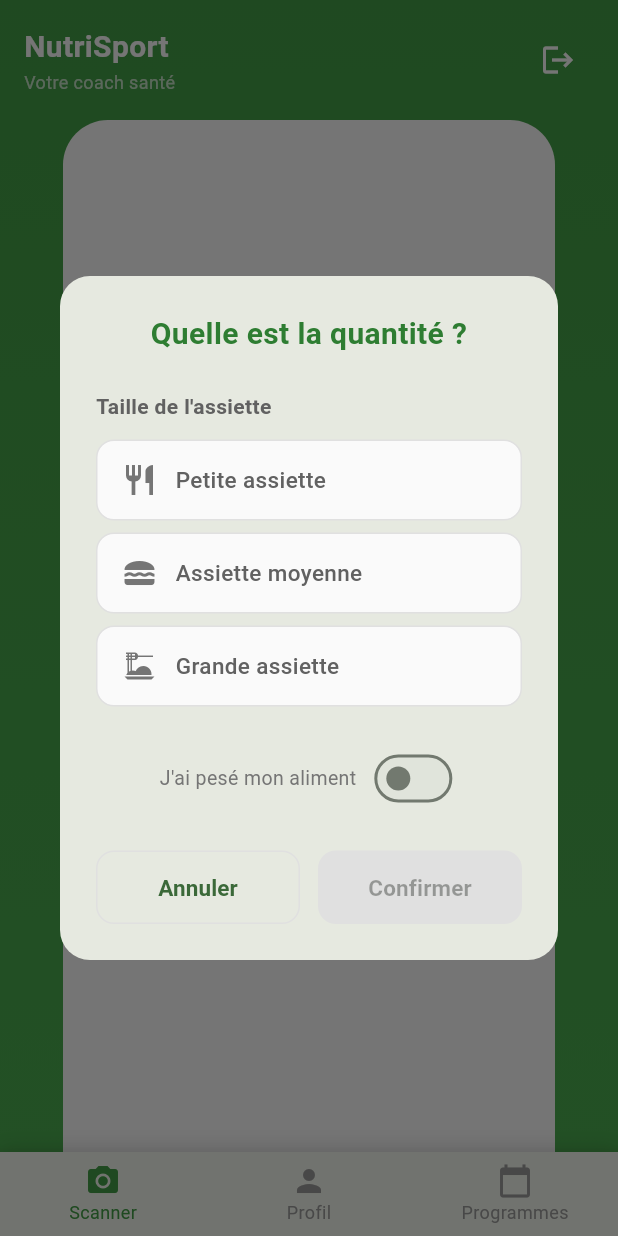
After one commit to Arman70azer/caroline_app, a Flutter app: the MainScreen screen opened directly, after a tap on "Scanner un aliment", on a phone screen of 412 x 824 dp. The commit adds this screen. Run offline on Flutter 3.47's test engine with Material 3 defaults, Android fonts, the phone set to English and light mode, and no system bars; our stand-ins replace flutter_bloc, image_picker, shared_preferences; accounts and stored records are empty.

Commit message:
scan question for estimate quantity

```diff
--- a/lib/blocs/scan/scan_event.dart
+++ b/lib/blocs/scan/scan_event.dart
@@ -1,9 +1,24 @@
+import '../../models/portion_size.dart';
+
 abstract class ScanEvent {}
 
 class ScanFood extends ScanEvent {
   final double? recipientSize;
+  final PortionInfo?
+      portionInfo; // Nouvelle propriété pour garder toutes les infos
 
-  ScanFood({this.recipientSize});
+  ScanFood({
+    this.recipientSize,
+    this.portionInfo,
+  });
+
+  /// Retourne le multiplicateur à utiliser, en priorité depuis portionInfo
+  double get effectiveMultiplier {
+    if (portionInfo != null) {
+      return portionInfo!.multiplier;
+    }
+    return recipientSize ?? 1.0;
+  }
 }
 
 class ResetScan extends ScanEvent {}
--- a/lib/models/food_info.dart
+++ b/lib/models/food_info.dart
@@ -1,3 +1,4 @@
+/// Modèle représentant les informations nutritionnelles d'un aliment
 class FoodInfo {
   final String name;
   final int calories;
@@ -5,11 +6,71 @@ class FoodInfo {
   final int carbs;
   final double fats;
 
-  FoodInfo({
+  const FoodInfo({
     required this.name,
     required this.calories,
     required this.proteins,
     required this.carbs,
     required this.fats,
   });
+
+  /// Crée une instance depuis un JSON
+  factory FoodInfo.fromJson(Map<String, dynamic> json) {
+    return FoodInfo(
+      name: json['name'] as String,
+      calories: json['calories'] as int,
+      proteins: (json['proteins'] as num).toDouble(),
+      carbs: json['carbs'] as int,
+      fats: (json['fats'] as num).toDouble(),
+    );
+  }
+
+  /// Convertit l'instance en JSON
+  Map<String, dynamic> toJson() {
+    return {
+      'name': name,
+      'calories': calories,
+      'proteins': proteins,
+      'carbs': carbs,
+      'fats': fats,
+    };
+  }
+
+  /// Crée une copie avec des valeurs modifiées
+  FoodInfo copyWith({
+    String? name,
+    int? calories,
+    double? proteins,
+    int? carbs,
+    double? fats,
+  }) {
+    return FoodInfo(
+      name: name ?? this.name,
+      calories: calories ?? this.calories,
+      proteins: proteins ?? this.proteins,
+      carbs: carbs ?? this.carbs,
+      fats: fats ?? this.fats,
+    );
+  }
+
+  @override
+  String toString() {
+    return 'FoodInfo(name: $name, calories: $calories, proteins: ${proteins}g, carbs: ${carbs}g, fats: ${fats}g)';
+  }
+
+  @override
+  bool operator ==(Object other) {
+    if (identical(this, other)) return true;
+    return other is FoodInfo &&
+        other.name == name &&
+        other.calories == calories &&
+        other.proteins == proteins &&
+        other.carbs == carbs &&
+        other.fats == fats;
+  }
+
+  @override
+  int get hashCode {
+    return Object.hash(name, calories, proteins, carbs, fats);
+  }
 }
--- /dev/null
+++ b/lib/models/portion_size.dart
@@ -0,0 +1,61 @@
+/// Énumération des tailles d'assiette disponibles
+enum PlateSize {
+  small,
+  medium,
+  large;
+
+  String get label {
+    switch (this) {
+      case PlateSize.small:
+        return 'Petite assiette';
+      case PlateSize.medium:
+        return 'Assiette moyenne';
+      case PlateSize.large:
+        return 'Grande assiette';
+    }
+  }
+
+  /// Coefficient multiplicateur pour ajuster les valeurs nutritionnelles
+  double get multiplier {
+    switch (this) {
+      case PlateSize.small:
+        return 0.7;
+      case PlateSize.medium:
+        return 1.0;
+      case PlateSize.large:
+        return 1.5;
+    }
+  }
+}
+
+/// Classe pour stocker les informations de portion
+class PortionInfo {
+  final PlateSize? plateSize;
+  final double? weight; // Poids en grammes
+
+  const PortionInfo({
+    this.plateSize,
+    this.weight,
+  });
+
+  /// Retourne le multiplicateur à utiliser pour les calculs nutritionnels
+  double get multiplier {
+    if (weight != null) {
+      // Si un poids est renseigné, on utilise un ratio basé sur 100g
+      return weight! / 100.0;
+    }
+    return plateSize?.multiplier ?? 1.0;
+  }
+
+  bool get isValid => plateSize != null || weight != null;
+
+  PortionInfo copyWith({
+    PlateSize? plateSize,
+    double? weight,
+  }) {
+    return PortionInfo(
+      plateSize: plateSize ?? this.plateSize,
+      weight: weight ?? this.weight,
+    );
+  }
+}
--- a/lib/screens/scan_screen/scan_screen.dart
+++ b/lib/screens/scan_screen/scan_screen.dart
@@ -40,9 +40,15 @@ class ScanScreen extends StatelessWidget {
                 ),
                 child: BlocBuilder<ScanBloc, ScanState>(
                   builder: (context, state) {
-                    return Center(
+                    return SingleChildScrollView(
+                      // ← FIX: Permet le scroll
                       child: Padding(
                         padding: const EdgeInsets.all(24.0),
+                        child: ConstrainedBox(
+                          constraints: BoxConstraints(
+                            minHeight: MediaQuery.of(context).size.height -
+                                200, // ← Hauteur minimum
+                          ),
                           child: Column(
                             mainAxisAlignment: MainAxisAlignment.center,
                             children: [
@@ -51,6 +57,7 @@ class ScanScreen extends StatelessWidget {
                               ScanButton(state: state),
                               ScanFooter(state: state),
                             ],
+                          ),
                         ),
                       ),
                     );
--- /dev/null
+++ b/lib/screens/scan_screen/widgets/portion_selector_dialog.dart
@@ -0,0 +1,289 @@
+import 'package:flutter/material.dart';
+import 'package:flutter/services.dart';
+import '../../../models/portion_size.dart';
+
+/// Dialogue pour sélectionner la taille de la portion
+class PortionSelectorDialog extends StatefulWidget {
+  const PortionSelectorDialog({super.key});
+
+  @override
+  State<PortionSelectorDialog> createState() => _PortionSelectorDialogState();
+}
+
+class _PortionSelectorDialogState extends State<PortionSelectorDialog> {
+  PlateSize? _selectedPlateSize;
+  final TextEditingController _weightController = TextEditingController();
+  bool _useWeight = false;
+
+  @override
+  void dispose() {
+    _weightController.dispose();
+    super.dispose();
+  }
+
+  @override
+  Widget build(BuildContext context) {
+    return Dialog(
+      shape: RoundedRectangleBorder(
+        borderRadius: BorderRadius.circular(20),
+      ),
+      child: SingleChildScrollView(
+        // ← FIX OVERFLOW
+        child: Padding(
+          padding: const EdgeInsets.all(24.0),
+          child: Column(
+            mainAxisSize: MainAxisSize.min,
+            crossAxisAlignment: CrossAxisAlignment.stretch,
+            children: [
+              // Titre
+              Text(
+                'Quelle est la quantité ?',
+                style: TextStyle(
+                  fontSize: 20,
+                  fontWeight: FontWeight.bold,
+                  color: Colors.green.shade800,
+                ),
+                textAlign: TextAlign.center,
+              ),
+              const SizedBox(height: 24),
+
+              // Sélecteur de taille d'assiette
+              if (!_useWeight) ...[
+                Text(
+                  'Taille de l\'assiette',
+                  style: TextStyle(
+                    fontSize: 14,
+                    fontWeight: FontWeight.w600,
+                    color: Colors.grey.shade700,
+                  ),
+                ),
+                const SizedBox(height: 12),
+                _buildPlateSizeSelector(),
+                const SizedBox(height: 16),
+              ],
+
+              // Option pour entrer le poids
+              if (_useWeight) ...[
+                Text(
+                  'Poids (en grammes)',
+                  style: TextStyle(
+                    fontSize: 14,
+                    fontWeight: FontWeight.w600,
+                    color: Colors.grey.shade700,
+                  ),
+                ),
+                const SizedBox(height: 12),
+                TextField(
+                  controller: _weightController,
+                  keyboardType: TextInputType.number,
+                  inputFormatters: [
+                    FilteringTextInputFormatter.digitsOnly,
+                  ],
+                  onChanged: (value) {
+                    setState(
+                        () {}); // ← FIX VALIDATION : Refresh l'état quand le texte change
+                  },
+                  decoration: InputDecoration(
+                    hintText: 'Ex: 150',
+                    suffixText: 'g',
+                    border: OutlineInputBorder(
+                      borderRadius: BorderRadius.circular(12),
+                      borderSide: BorderSide(color: Colors.green.shade300),
+                    ),
+                    focusedBorder: OutlineInputBorder(
+                      borderRadius: BorderRadius.circular(12),
+                      borderSide:
+                          BorderSide(color: Colors.green.shade600, width: 2),
+                    ),
+                    contentPadding: const EdgeInsets.symmetric(
+                      horizontal: 16,
+                      vertical: 12,
+                    ),
+                  ),
+                ),
+                const SizedBox(height: 16),
+              ],
+
+              // Switch pour alterner entre assiette et poids
+              Row(
+                mainAxisAlignment: MainAxisAlignment.center,
+                children: [
+                  Text(
+                    _useWeight
+                        ? 'Revenir aux assiettes'
+                        : 'J\'ai pesé mon aliment',
+                    style: TextStyle(
+                      fontSize: 13,
+                      color: Colors.grey.shade600,
+                    ),
+                  ),
+                  const SizedBox(width: 8),
+                  Switch(
+                    value: _useWeight,
+                    onChanged: (value) {
+                      setState(() {
+                        _useWeight = value;
+                        if (value) {
+                          _selectedPlateSize = null;
+                        } else {
+                          _weightController.clear();
+                        }
+                      });
+                    },
+                    activeColor: Colors.green.shade600,
+                  ),
+                ],
+              ),
+
+              const SizedBox(height: 24),
+
+              // Boutons d'action
+              Row(
+                children: [
+                  Expanded(
+                    child: OutlinedButton(
+                      onPressed: () => Navigator.of(context).pop(),
+                      style: OutlinedButton.styleFrom(
+                        padding: const EdgeInsets.symmetric(vertical: 14),
+                        side: BorderSide(color: Colors.grey.shade300),
+                        shape: RoundedRectangleBorder(
+                          borderRadius: BorderRadius.circular(12),
+                        ),
+                      ),
+                      child: const Text(
+                        'Annuler',
+                        style: TextStyle(
+                          fontSize: 15,
+                          fontWeight: FontWeight.w600,
+                        ),
+                      ),
+                    ),
+                  ),
+                  const SizedBox(width: 12),
+                  Expanded(
+                    child: ElevatedButton(
+                      onPressed: _isValid() ? _onConfirm : null,
+                      style: ElevatedButton.styleFrom(
+                        backgroundColor: Colors.green.shade600,
+                        foregroundColor: Colors.white,
+                        padding: const EdgeInsets.symmetric(vertical: 14),
+                        shape: RoundedRectangleBorder(
+                          borderRadius: BorderRadius.circular(12),
+                        ),
+                        disabledBackgroundColor: Colors.grey.shade300,
+                      ),
+                      child: const Text(
+                        'Confirmer',
+                        style: TextStyle(
+                          fontSize: 15,
+                          fontWeight: FontWeight.w600,
+                        ),
+                      ),
+                    ),
+                  ),
+                ],
+              ),
+            ],
+          ),
+        ),
+      ),
+    );
+  }
+
+  Widget _buildPlateSizeSelector() {
+    return Column(
+      children: PlateSize.values.map((size) {
+        final isSelected = _selectedPlateSize == size;
+        return Padding(
+          padding: const EdgeInsets.only(bottom: 8.0),
+          child: InkWell(
+            onTap: () {
+              setState(() {
+                _selectedPlateSize = size;
+              });
+            },
+            borderRadius: BorderRadius.circular(12),
+            child: Container(
+              padding: const EdgeInsets.symmetric(
+                horizontal: 16,
+                vertical: 14,
+              ),
+              decoration: BoxDecoration(
+                color: isSelected ? Colors.green.shade50 : Colors.grey.shade50,
+                border: Border.all(
+                  color:
+                      isSelected ? Colors.green.shade600 : Colors.grey.shade300,
+                  width: isSelected ? 2 : 1,
+                ),
+                borderRadius: BorderRadius.circular(12),
+              ),
+              child: Row(
+                children: [
+                  Icon(
+                    _getIconForSize(size),
+                    color: isSelected
+                        ? Colors.green.shade600
+                        : Colors.grey.shade600,
+                    size: 24,
+                  ),
+                  const SizedBox(width: 12),
+                  Expanded(
+                    child: Text(
+                      size.label,
+                      style: TextStyle(
+                        fontSize: 15,
+                        fontWeight:
+                            isSelected ? FontWeight.w600 : FontWeight.w500,
+                        color: isSelected
+                            ? Colors.green.shade800
+                            : Colors.grey.shade700,
+                      ),
+                    ),
+                  ),
+                  if (isSelected)
+                    Icon(
+                      Icons.check_circle,
+                      color: Colors.green.shade600,
+                      size: 22,
+                    ),
+                ],
+              ),
+            ),
+          ),
+        );
+      }).toList(),
+    );
+  }
+
+  IconData _getIconForSize(PlateSize size) {
+    switch (size) {
+      case PlateSize.small:
+        return Icons.restaurant;
+      case PlateSize.medium:
+        return Icons.lunch_dining;
+      case PlateSize.large:
+        return Icons.dinner_dining;
+    }
+  }
+
+  bool _isValid() {
+    if (_useWeight) {
+      // Validation améliorée pour le poids
+      final text = _weightController.text.trim();
+      if (text.isEmpty) return false;
+      final weight = int.tryParse(text);
+      return weight != null && weight > 0;
+    }
+    return _selectedPlateSize != null;
+  }
+
+  void _onConfirm() {
+    final portionInfo = PortionInfo(
+      plateSize: _useWeight ? null : _selectedPlateSize,
+      weight: _useWeight && _weightController.text.isNotEmpty
+          ? double.parse(_weightController.text)
+          : null,
+    );
+    Navigator.of(context).pop(portionInfo);
+  }
+}
--- a/lib/screens/scan_screen/widgets/scan_button.dart
+++ b/lib/screens/scan_screen/widgets/scan_button.dart
@@ -3,6 +3,8 @@ import 'package:flutter_bloc/flutter_bloc.dart';
 import '../../../blocs/scan/scan_bloc.dart';
 import '../../../blocs/scan/scan_event.dart';
 import '../../../blocs/scan/scan_state.dart';
+import '../../../models/portion_size.dart';
+import 'portion_selector_dialog.dart';
 
 /// Bouton pour déclencher le scan d'aliment
 ///
@@ -42,17 +44,32 @@ class ScanButton extends StatelessWidget {
   }
 
   /// Gère l'action du bouton selon l'état actuel
-  void _handleScan(BuildContext context) {
+  Future<void> _handleScan(BuildContext context) async {
     if (state is ScanSuccess) {
-      // Reset puis nouveau scan
+      // Reset puis nouveau scan avec dialogue
       context.read<ScanBloc>().add(ResetScan());
-      Future.delayed(
-        const Duration(milliseconds: 100),
-        () => context.read<ScanBloc>().add(ScanFood()),
-      );
+      await Future.delayed(const Duration(milliseconds: 100));
+      await _showPortionDialogAndScan(context);
     } else {
-      // Nouveau scan
-      context.read<ScanBloc>().add(ScanFood());
+      // Afficher le dialogue puis scanner
+      await _showPortionDialogAndScan(context);
+    }
+  }
+
+  /// Affiche le dialogue de sélection de portion et lance le scan
+  Future<void> _showPortionDialogAndScan(BuildContext context) async {
+    final portionInfo = await showDialog<PortionInfo>(
+      context: context,
+      builder: (context) => const PortionSelectorDialog(),
+    );
+
+    // Si l'utilisateur a confirmé une portion, lancer le scan
+    if (portionInfo != null && portionInfo.isValid) {
+      if (context.mounted) {
+        context.read<ScanBloc>().add(
+              ScanFood(recipientSize: portionInfo.multiplier),
+            );
+      }
     }
   }
 
--- a/lib/screens/scan_screen/widgets/scan_footer.dart
+++ b/lib/screens/scan_screen/widgets/scan_footer.dart
@@ -31,7 +31,8 @@ class ScanFooter extends StatelessWidget {
       return Padding(
         padding: const EdgeInsets.only(top: 16),
         child: Text(
-          state.toString(),
+          (state as ScanError)
+              .message, // ← FIX: Utiliser .message au lieu de .toString()
           style: const TextStyle(
             color: Colors.red,
             fontSize: 14,
--- a/pubspec.yaml
+++ b/pubspec.yaml
@@ -37,6 +37,8 @@ dependencies:
   # Use with the CupertinoIcons class for iOS style icons.
   cupertino_icons: ^1.0.8
   shared_preferences: ^2.5.3
+  http: ^1.5.0
+  image_picker: ^1.2.0
 
 dev_dependencies:
   flutter_test:
```
Also changed, not shown: lib/blocs/scan/scan_bloc.dart (+149 -38 lines), pubspec.lock, 5 other files. Lines whose indentation alone changed are shown as unchanged.
